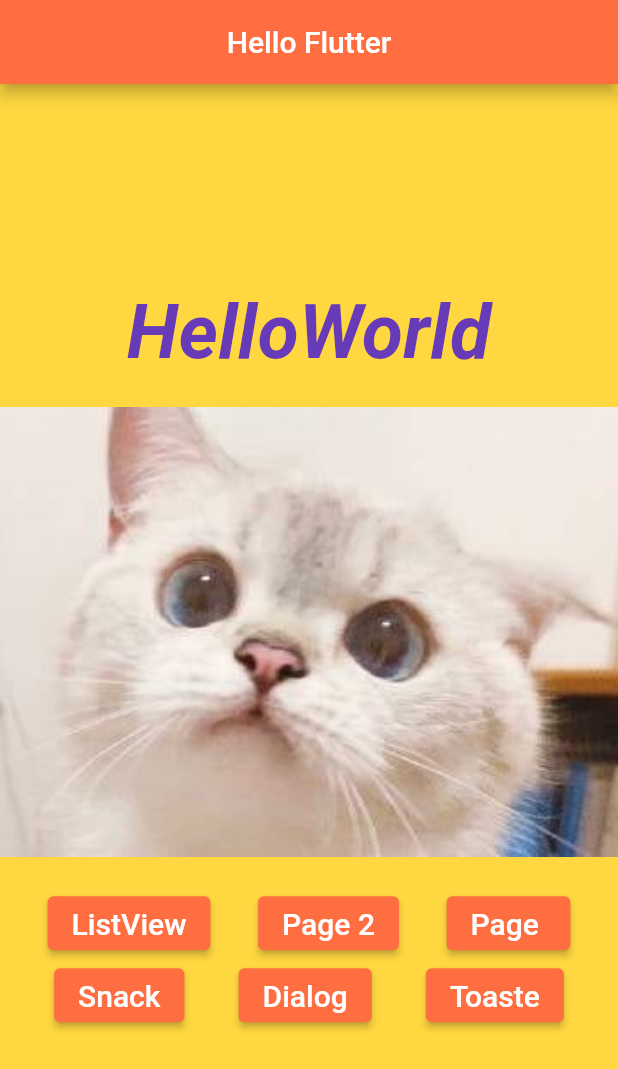
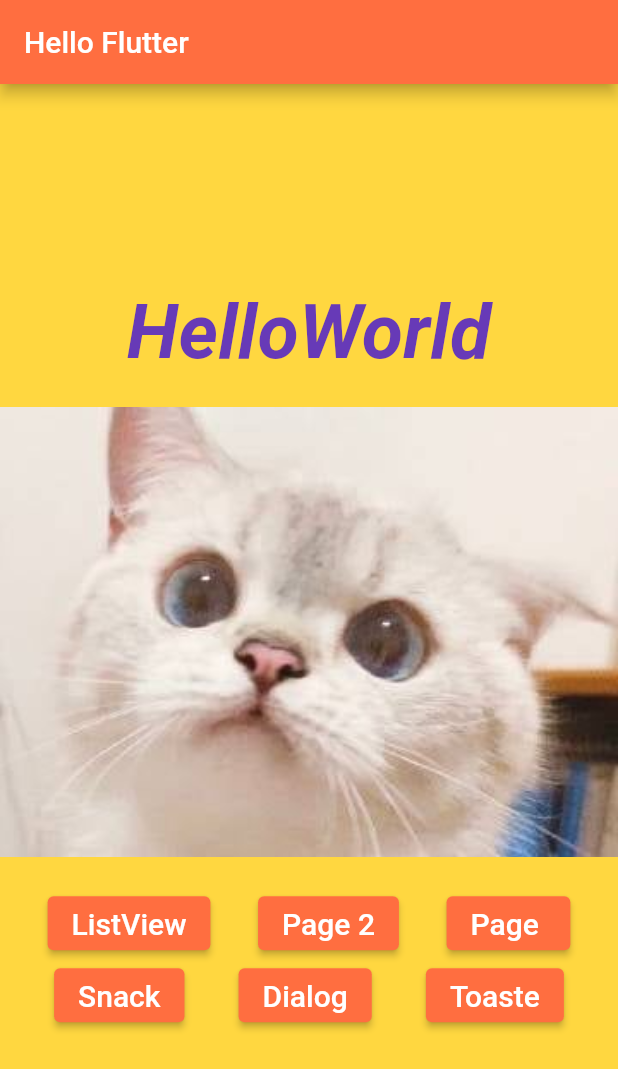
Before and after one commit to luaferraz/AprendendoFlutter, a Flutter app: the screen it shows after launch, on a phone screen of 412 x 824 dp. Shown: the top 1069 px of the screen. Run offline on Flutter 3.47's test engine with Material 2 defaults, Android fonts, the phone set to English and light mode, and no system bars.

Commit message:
PageVIew

```diff
--- a/flutter_lecheta/lib/home_page.dart
+++ b/flutter_lecheta/lib/home_page.dart
@@ -1,4 +1,5 @@
 import 'package:flutter/material.dart';
+import 'package:flutter_lecheta/pages/hello_page.dart';
 
 class HomePage extends StatelessWidget {
   @override
@@ -6,29 +7,65 @@ class HomePage extends StatelessWidget {
     return Scaffold(
       appBar: AppBar(
         title: Text("Hello Flutter"),
-        centerTitle: true,
       ),
-      body: _body(),
+      body: _body(context),
     );
   }
 
-  _body() {
+  _body(context) {
     return Container(
       color: Colors.amberAccent,
-      child: Center(
       child: Column(
         mainAxisAlignment: MainAxisAlignment.center,
         children: <Widget>[
           _text(),
           _pageView(),
-            _buttons(),
+          _buttons(context)
         ],
-        ),
       ),
     );
   }
 
-  _button(String text) {
+  _pageView() {
+    return Container(
+      margin: EdgeInsets.only(top: 20, bottom: 20),
+      height: 300,
+      child: PageView(
+        children: <Widget>[
+          _img("assets/images/gato1.jpg"),
+          _img("assets/images/gato2.jpg"),
+          _img("assets/images/gato3.jpg"),
+          _img("assets/images/gato4.jpg"),
+          _img("assets/images/gato5.jpg"),
+        ],
+      ),
+    );
+  }
+
+  _buttons(context) {
+    return Column(
+      children: <Widget>[
+        Row(
+          mainAxisAlignment: MainAxisAlignment.spaceEvenly,
+          children: <Widget>[
+            _button(context,"ListView"),
+            _button(context,"Page 2"),
+            _button(context,"Page "),
+          ],
+        ),
+        Row(
+          mainAxisAlignment: MainAxisAlignment.spaceEvenly,
+          children: <Widget>[
+            _button(context,"Snack"),
+            _button(context,"Dialog"),
+            _button(context,"Toaste"),
+          ],
+        ),
+      ],
+    );
+  }
+
+  _button(context, text) {
     return ElevatedButton(
       style: ElevatedButton.styleFrom(
         primary: Colors.deepOrangeAccent,
@@ -42,13 +79,15 @@ class HomePage extends StatelessWidget {
         ),
       ),
       onPressed: () {
-        _onClickOk();
+        _onClickOk(context);
       },
     );
   }
 
-  void _onClickOk() {
-    print("Clicou no botão");
+  void _onClickOk(context) {
+    Navigator.push(context, MaterialPageRoute(builder: (context) {
+      return HelloPage1();
+    }));
   }
 
   _img(img) {
@@ -70,42 +109,4 @@ class HomePage extends StatelessWidget {
     );
   }
 
-  _buttons() {
-    return Column(
-      children: <Widget>[
-        Row(
-          mainAxisAlignment: MainAxisAlignment.spaceEvenly,
-          children: <Widget>[
-            _button("ListView"),
-            _button("Page 2"),
-            _button("Page "),
-          ],
-        ),
-        Row(
-          mainAxisAlignment: MainAxisAlignment.spaceEvenly,
-          children: <Widget>[
-            _button("Snack"),
-            _button("Dialog"),
-            _button("Toaste"),
-          ],
-        ),
-      ],
-    );
 }
-
-  _pageView() {
-    return Container(
-      margin: EdgeInsets.only(top: 20, bottom: 20),
-      height: 300,
-      child: PageView(
-        children: <Widget>[
-          _img("assets/images/gato1.jpg"),
-          _img("assets/images/gato2.jpg"),
-          _img("assets/images/gato3.jpg"),
-          _img("assets/images/gato4.jpg"),
-          _img("assets/images/gato5.jpg"),
-        ],
-      ),
-    );
-  }
-}
--- /dev/null
+++ b/flutter_lecheta/lib/pages/hello_page.dart
@@ -0,0 +1,10 @@
+import 'package:flutter/material.dart';
+
+class HelloPage1 extends StatelessWidget {
+  @override
+  Widget build(BuildContext context) {
+    return Container(
+
+    );
+  }
+}
```
Lines whose indentation alone changed are shown as unchanged.
